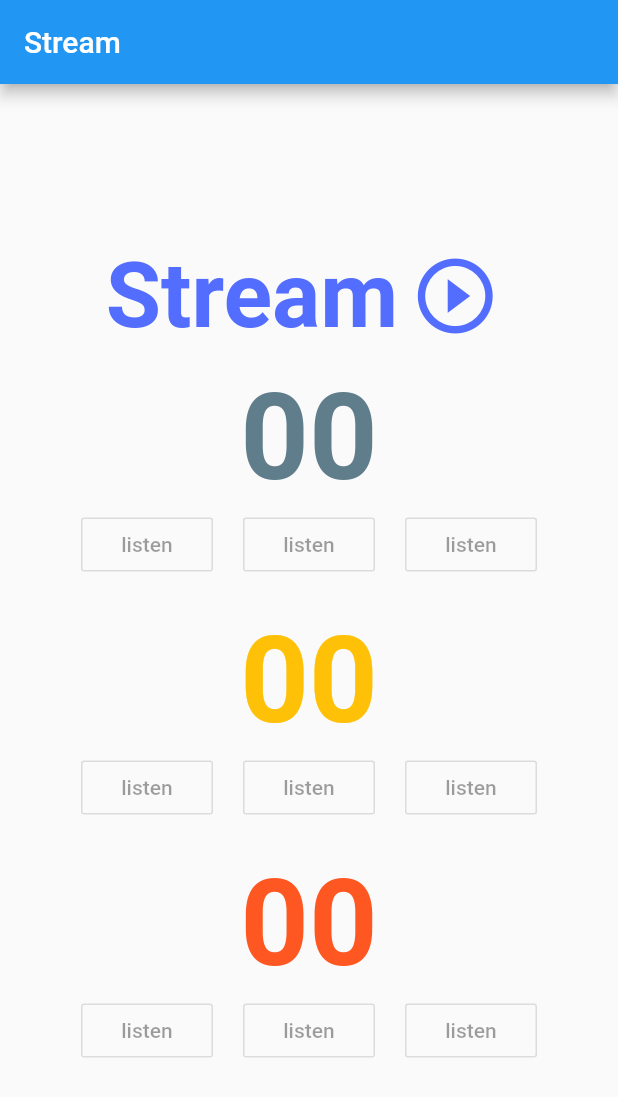
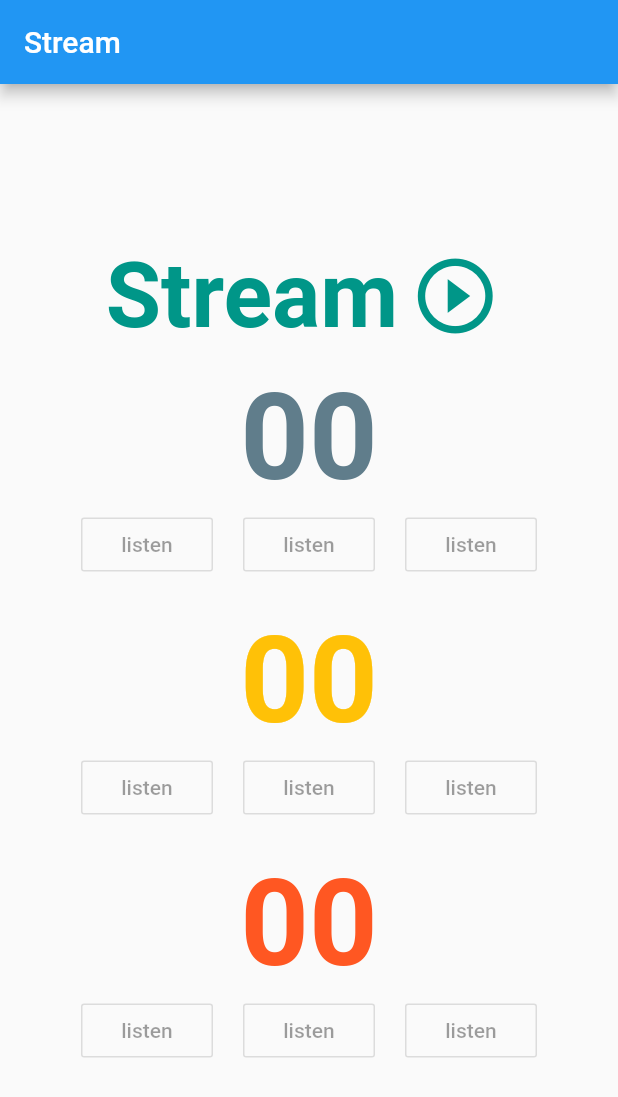
Before and after one commit to WingCH/Fluuter-Exercise, a Flutter app: the screen it shows after launch, on a phone screen of 412 x 824 dp. Shown: the top 1097 px of the screen. Run offline on Flutter 3.47's test engine with Material 2 defaults, Android fonts, the phone set to English and light mode, and no system bars.

Commit message:
update color

```diff
--- a/lib/pages/stream.dart
+++ b/lib/pages/stream.dart
@@ -23,13 +23,13 @@ class StreamDemoState extends State<StreamDemo> {
                 style: TextStyle(
                   fontSize: 60,
                   fontWeight: FontWeight.bold,
-                  color: Colors.indigoAccent
+                  color: Colors.teal
                 ),
               ),
               IconButton(
                 iconSize: 60,
                 onPressed: () {},
-                icon: Icon(Icons.play_circle_outline, color: Colors.indigoAccent,),
+                icon: Icon(Icons.play_circle_outline, color: Colors.teal,),
               )
             ],
           ),
```
